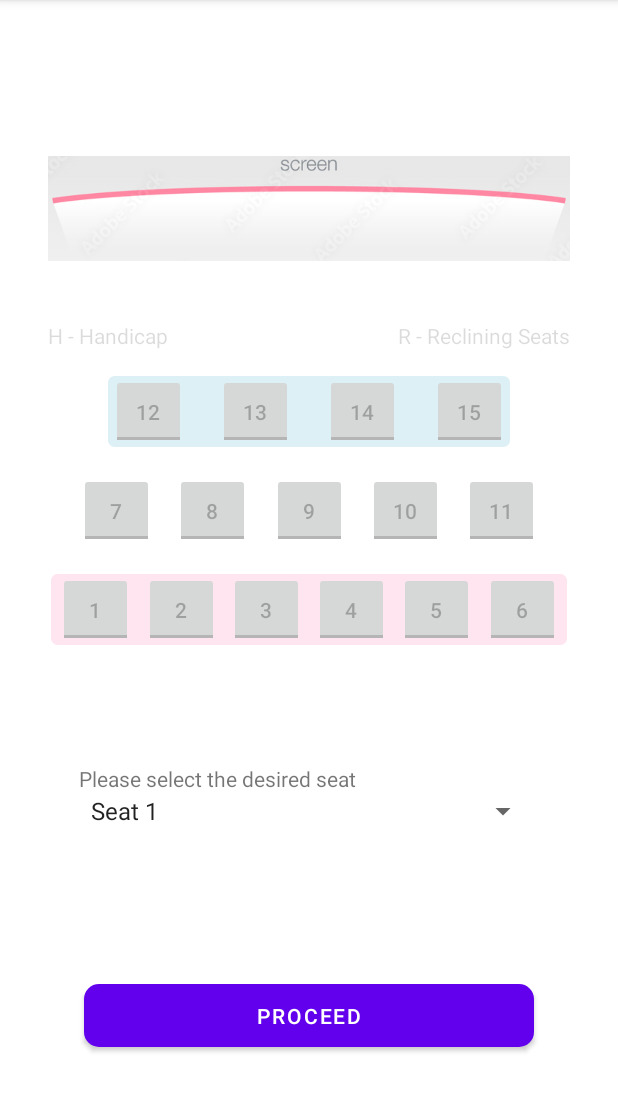
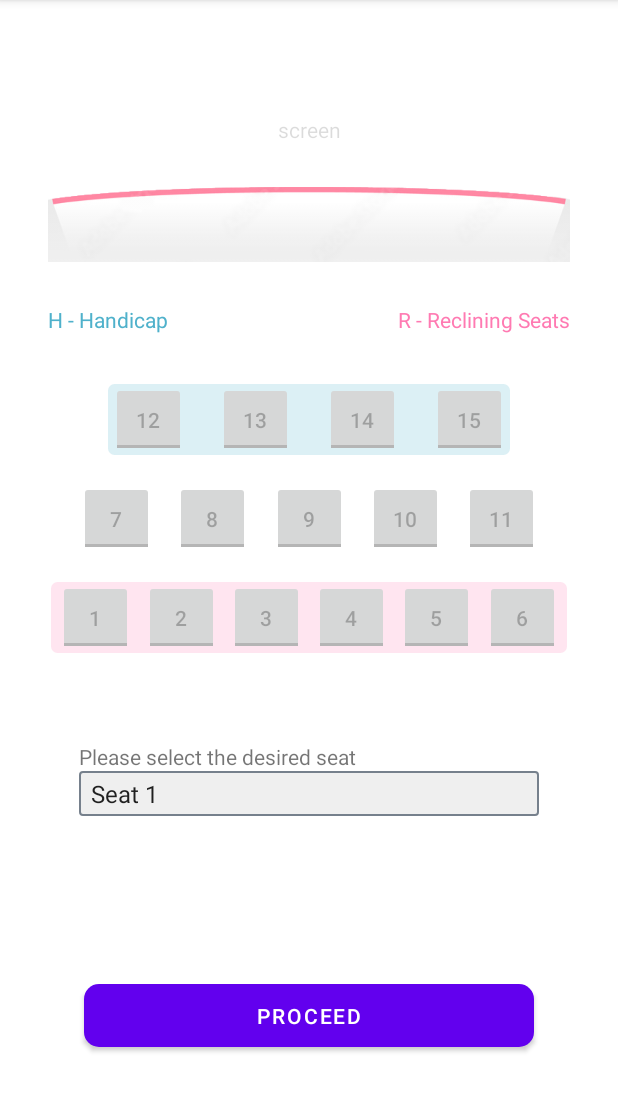
Before and after one commit to mamccorkle/UALR_MAD_Final_LookNFeel, an Android app: the screen it shows after launch (MainActivity), on a phone screen of 412 x 824 dp, the part 84-1196 px from its top. Run offline under Robolectric (Android 15) with nearby library versions, the phone set to English and light mode, and no system bars.

Commit message:
Commit - 202211272137
Worked on the seating chart more

```diff
--- /dev/null
+++ b/app/src/main/res/drawable/shape_spinner_outline.xml
@@ -0,0 +1,7 @@
+<?xml version="1.0" encoding="utf-8"?>
+<shape xmlns:android="http://schemas.android.com/apk/res/android">
+    <stroke android:color="#76808C"
+            android:width="1dp" />
+    <corners android:radius="2dp"/>
+    <solid android:color="#10000000" />
+</shape>
--- a/app/src/main/res/layout/activity_seating_chart_v3.xml
+++ b/app/src/main/res/layout/activity_seating_chart_v3.xml
@@ -4,6 +4,16 @@
     xmlns:tools="http://schemas.android.com/tools"
     android:layout_width="match_parent"
     android:layout_height="match_parent">
+
+    <TextView
+        android:id="@+id/tvScreen"
+        android:layout_width="wrap_content"
+        android:layout_height="wrap_content"
+        android:enabled="false"
+        android:text="screen"
+        app:layout_constraintBottom_toTopOf="@+id/ivScreen"
+        app:layout_constraintEnd_toEndOf="@+id/ivScreen"
+        app:layout_constraintStart_toStartOf="@+id/ivScreen" />
 
     <TextView
         android:id="@+id/tvSelectSeat2"
@@ -29,6 +39,7 @@
         android:layout_height="wrap_content"
         android:enabled="false"
         android:text="H - Handicap"
+        android:textColor="#4FB1CB"
         app:layout_constraintStart_toStartOf="@+id/ivScreen"
         app:layout_constraintTop_toBottomOf="@+id/ivScreen" />
 
@@ -188,17 +199,17 @@
         android:id="@+id/ivHandicapHighlight"
         android:layout_width="272dp"
         android:layout_height="51dp"
-        app:layout_constraintBottom_toTopOf="@+id/tbSeat9"
+        app:layout_constraintBottom_toBottomOf="@+id/tbSeat12"
         app:layout_constraintEnd_toEndOf="@+id/tbSeat6"
         app:layout_constraintStart_toStartOf="@+id/tbSeat1"
-        app:layout_constraintTop_toBottomOf="@+id/tvRecliningSeats"
+        app:layout_constraintTop_toTopOf="@+id/tbSeat12"
         app:srcCompat="@drawable/shape_rectangle_highlight_blue" />
 
     <ToggleButton
         android:id="@+id/tbSeat12"
         android:layout_width="50dp"
         android:layout_height="50dp"
-        android:layout_marginTop="16dp"
+        android:layout_marginTop="32dp"
         android:enabled="false"
         android:textOff="12"
         android:textOn="12"
@@ -246,24 +257,27 @@
     <Spinner
         android:id="@+id/seatSpinner"
         android:layout_width="0dp"
-        android:layout_height="wrap_content"
+        android:layout_height="30dp"
+        android:background="@drawable/shape_spinner_outline"
+        android:popupBackground="#f0DFDFE0"
         android:spinnerMode="dropdown"
         app:layout_constraintBottom_toTopOf="@+id/btnProceed"
         app:layout_constraintEnd_toEndOf="@+id/tbSeat11"
         app:layout_constraintStart_toStartOf="@+id/tbSeat7"
-        app:layout_constraintTop_toBottomOf="@+id/tbSeat1" />
+        app:layout_constraintTop_toBottomOf="@+id/tbSeat1"
+        app:layout_constraintVertical_bias="0.42000002" />
 
     <ImageView
         android:id="@+id/ivScreen"
         android:layout_width="0dp"
         android:layout_height="wrap_content"
         android:layout_marginStart="32dp"
-        android:layout_marginTop="64dp"
+        android:layout_marginTop="96dp"
         android:layout_marginEnd="32dp"
         app:layout_constraintEnd_toEndOf="parent"
         app:layout_constraintStart_toStartOf="parent"
         app:layout_constraintTop_toTopOf="parent"
-        app:srcCompat="@drawable/seating_chart_screen" />
+        app:srcCompat="@drawable/seating_chart_screen_v2" />
 
     <TextView
         android:id="@+id/tvRecliningSeats"
@@ -271,6 +285,7 @@
         android:layout_height="wrap_content"
         android:enabled="false"
         android:text="R - Reclining Seats"
+        android:textColor="#FF7AB2"
         app:layout_constraintEnd_toEndOf="@+id/ivScreen"
         app:layout_constraintTop_toBottomOf="@+id/ivScreen" />
 
```
Also changed, not shown: app/src/main/res/drawable/seating_chart_screen_v2.png (added).
